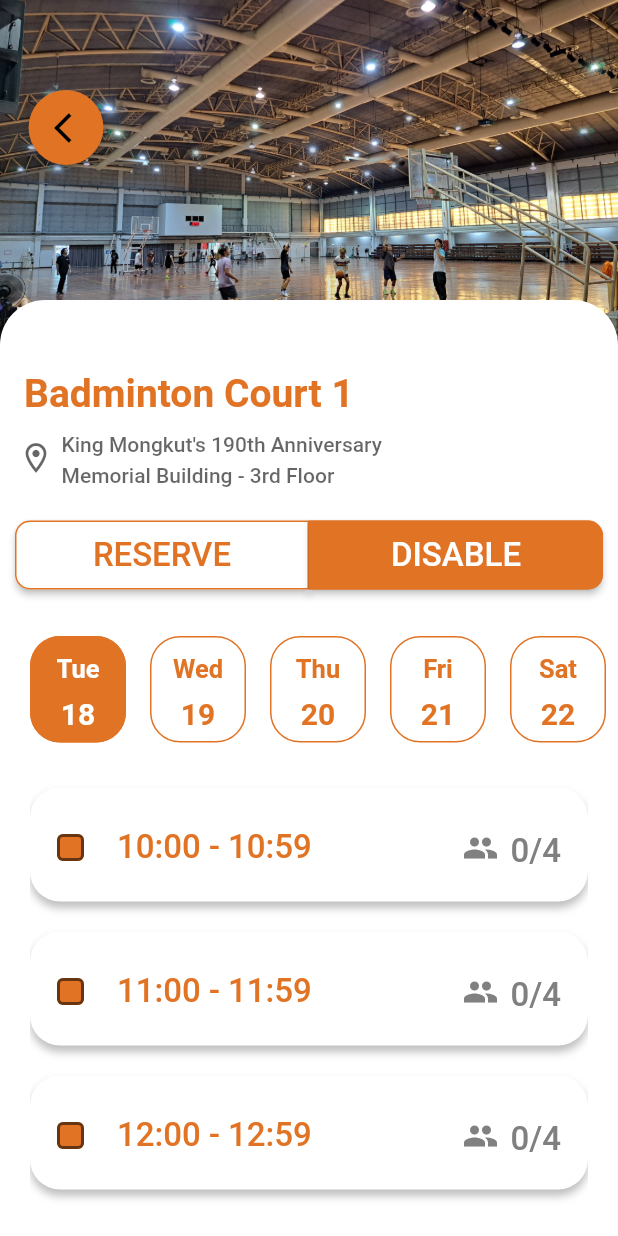
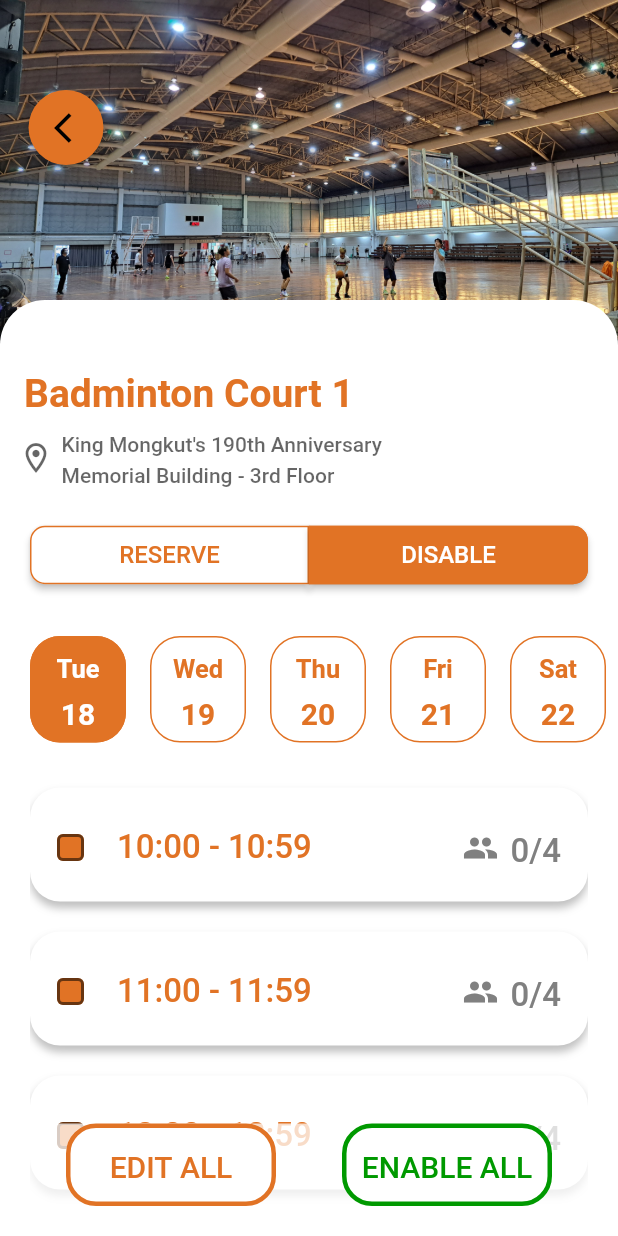
Before and after one commit to jedipw/ModSport, a Flutter app: the ReservationView screen opened directly, after a tap on "DISABLE", on a phone screen of 412 x 824 dp. Run offline on Flutter 3.47's test engine with Material 2 defaults, Android fonts, the phone set to English and light mode, and no system bars; our stand-ins replace firebase_core; accounts and stored records are empty; Roboto replaces fonts that are missing (Poppins).

Commit message:
add editall and enable all to reservation page

```diff
--- a/lib/utilities/reservation/edit_button.dart
+++ b/lib/utilities/reservation/edit_button.dart
@@ -2,7 +2,8 @@ import 'package:flutter/material.dart';
 import 'package:modsport/constants/routes.dart';
 
 class EditButton extends StatelessWidget {
-  const EditButton({Key? key}) : super(key: key);
+  const EditButton({Key? key, required this.isDisableMenu}) : super(key: key);
+  final bool isDisableMenu;
 
   @override
   Widget build(BuildContext context) {
@@ -31,7 +32,10 @@ class EditButton extends StatelessWidget {
           );
         },
 
-        child: const Text(
+        child: Row(
+          mainAxisAlignment: MainAxisAlignment.center,
+          children: [
+            const Text(
               "EDIT", // Set the button text to "Disable"
               style: TextStyle(
                 color: Color(0xFFE17325),
@@ -42,6 +46,21 @@ class EditButton extends StatelessWidget {
                 height: 1.5,
               ),
             ),
+            if (isDisableMenu) ...[
+              const Text(
+                " ALL", // Set the button text to "Disable"
+                style: TextStyle(
+                  color: Color(0xFFE17325),
+                  fontSize: 20,
+                  fontWeight: FontWeight.w500,
+                  fontFamily: 'Poppins',
+                  fontStyle: FontStyle.normal,
+                  height: 1.5,
+                ),
+              ),
+            ]
+          ],
+        ),
       ),
     );
   }
--- a/lib/utilities/reservation/enable_button.dart
+++ b/lib/utilities/reservation/enable_button.dart
@@ -1,7 +1,8 @@
 import 'package:flutter/material.dart';
 
 class EnableButton extends StatelessWidget {
-  const EnableButton({Key? key}) : super(key: key);
+  const EnableButton({Key? key, required this.isDisableMenu}) : super(key: key);
+  final bool isDisableMenu;
 
   @override
   Widget build(BuildContext context) {
@@ -133,7 +134,10 @@ class EnableButton extends StatelessWidget {
             },
           );
         },
-        child: const Text(
+        child: Row(
+          mainAxisAlignment: MainAxisAlignment.center,
+          children: [
+            const Text(
               "ENABLE", // Set the button text to "Disable"
               style: TextStyle(
                 color: Color(0xFF009900),
@@ -144,6 +148,21 @@ class EnableButton extends StatelessWidget {
                 height: 1.5,
               ),
             ),
+            if (isDisableMenu == true) ...[
+              const Text(
+                " ALL", // Set the button text to "Disable"
+                style: TextStyle(
+                  color: Color(0xFF009900),
+                  fontSize: 20,
+                  fontWeight: FontWeight.w500,
+                  fontFamily: 'Poppins',
+                  fontStyle: FontStyle.normal,
+                  height: 1.5,
+                ),
+              ),
+            ]
+          ],
+        ),
       ),
     );
   }
--- a/lib/utilities/reservation/time_slot_disable.dart
+++ b/lib/utilities/reservation/time_slot_disable.dart
@@ -3,19 +3,25 @@ import 'package:modsport/utilities/reservation/typeclass.dart';
 
 typedef CountNumOfReservationCallback = int Function(DateTime startTime);
 typedef OnChangedCallback = void Function(int index, bool? value);
+typedef IsDisableCallback = bool Function(DateTime startTime);
 
 class TimeSlotDisable extends StatefulWidget {
-  const TimeSlotDisable(
-      {super.key,
+  const TimeSlotDisable({
+    super.key,
     required this.reservationDB,
     required this.userReservation,
     required this.countNumOfReservation,
+    required this.disabledReservation,
     required this.selectedTimeSlots,
-      required this.onChanged});
+    required this.onChanged,
+    required this.isDisable,
+  });
+  final List<DateTime> disabledReservation;
   final List<ReservationData> reservationDB;
   final List<UserReservationData> userReservation;
   final CountNumOfReservationCallback countNumOfReservation;
   final List<bool?> selectedTimeSlots;
+  final IsDisableCallback isDisable;
 
   final OnChangedCallback onChanged;
 
@@ -34,7 +40,9 @@ class _TimeSlotDisableState extends State<TimeSlotDisable> {
             widget.countNumOfReservation(widget.reservationDB[index].startTime);
         return GestureDetector(
           onTap: () {
+            if (!widget.isDisable(widget.reservationDB[index].startTime)) {
               widget.onChanged(index, !widget.selectedTimeSlots[index]!);
+            }
           },
           child: Container(
             margin: const EdgeInsets.symmetric(vertical: 10),
@@ -56,7 +64,10 @@ class _TimeSlotDisableState extends State<TimeSlotDisable> {
                   activeColor: const Color(0xFFE17325),
                   value: widget.selectedTimeSlots[index],
                   onChanged: (bool? value) {
+                    if (!widget
+                        .isDisable(widget.reservationDB[index].startTime)) {
                       widget.onChanged(index, value);
+                    }
                   },
                   checkColor: Colors.white,
                   fillColor: MaterialStateProperty.resolveWith<Color?>(
@@ -64,13 +75,13 @@ class _TimeSlotDisableState extends State<TimeSlotDisable> {
                       if (states.contains(MaterialState.disabled)) {
                         return const Color(0xFFE17325);
                       }
-                      return const Color(0xFFE17325);
+                      return widget
+                              .isDisable(widget.reservationDB[index].startTime)
+                          ? const Color(0xFF808080)
+                          : const Color(0xFFE17325);
                     },
                   ),
                   shape: RoundedRectangleBorder(
-                    side: const BorderSide(
-                      color: Color(0xFFE17325),
-                    ),
                     borderRadius: BorderRadius.circular(4.0),
                   ),
                   materialTapTargetSize: MaterialTapTargetSize.shrinkWrap,
@@ -92,12 +103,15 @@ class _TimeSlotDisableState extends State<TimeSlotDisable> {
                       children: [
                         Text(
                           '${widget.reservationDB[index].startTime.toString().substring(11, 16)} - ${widget.reservationDB[index].endTime.toString().substring(11, 16)}',
-                          style: const TextStyle(
+                          style: TextStyle(
                             fontFamily: 'Poppins',
                             fontStyle: FontStyle.normal,
                             fontWeight: FontWeight.w500,
                             fontSize: 22,
-                            color: Color(0xFFE17325),
+                            color: widget.isDisable(
+                                    widget.reservationDB[index].startTime)
+                                ? const Color(0xFF808080)
+                                : const Color(0xFFE17325),
                           ),
                         ),
                         Row(
--- a/lib/views/reservation_view.dart
+++ b/lib/views/reservation_view.dart
@@ -154,8 +154,9 @@ class _ReservationViewState extends State<ReservationView> {
     ];
 
     List<DateTime> disabledReservation = [
-      DateTime(2023, 4, 17, 15, 0, 0),
-      DateTime(2023, 4, 17, 18, 0, 0),
+      DateTime(2023, 4, 18, 15, 0, 0),
+      DateTime(2023, 4, 18, 16, 0, 0),
+      DateTime(2023, 4, 18, 18, 0, 0),
     ];
 
     List<UserReservationData> userReservation = [
@@ -175,6 +176,14 @@ class _ReservationViewState extends State<ReservationView> {
           startTime: DateTime(2023, 4, 17, 17, 0, 0), userId: '12'),
       UserReservationData(
           startTime: DateTime(2023, 4, 17, 17, 0, 0), userId: '12'),
+      UserReservationData(
+          startTime: DateTime(2023, 4, 18, 17, 0, 0), userId: '12'),
+      UserReservationData(
+          startTime: DateTime(2023, 4, 18, 17, 0, 0), userId: '12'),
+      UserReservationData(
+          startTime: DateTime(2023, 4, 18, 17, 0, 0), userId: '12'),
+      UserReservationData(
+          startTime: DateTime(2023, 4, 18, 17, 0, 0), userId: '12'),
     ];
 
     bool isDisable(DateTime startTime) {
@@ -329,8 +338,9 @@ class _ReservationViewState extends State<ReservationView> {
                 const SizedBox(width: 100),
               ],
             ),
+            if (hasRole) ...[
               Container(
-              padding: const EdgeInsets.fromLTRB(10, 20, 10, 0),
+                padding: const EdgeInsets.fromLTRB(20, 20, 20, 0),
                 child: Row(
                   mainAxisAlignment: MainAxisAlignment.center,
                   children: [
@@ -366,7 +376,7 @@ class _ReservationViewState extends State<ReservationView> {
                             fontFamily: 'Poppins',
                             fontStyle: FontStyle.normal,
                             fontWeight: FontWeight.w500,
-                          fontSize: 22,
+                            fontSize: 16,
                             color: isDisableMenu
                                 ? const Color(0xFFE17325)
                                 : Colors.white,
@@ -405,7 +415,7 @@ class _ReservationViewState extends State<ReservationView> {
                             fontFamily: 'Poppins',
                             fontStyle: FontStyle.normal,
                             fontWeight: FontWeight.w500,
-                          fontSize: 22,
+                            fontSize: 16,
                             color: isDisableMenu
                                 ? Colors.white
                                 : const Color(0xFFE17325),
@@ -416,6 +426,7 @@ class _ReservationViewState extends State<ReservationView> {
                   ],
                 ),
               ),
+            ],
 
             const SizedBox(height: 30),
             Row(
@@ -453,6 +464,8 @@ class _ReservationViewState extends State<ReservationView> {
                             countNumOfReservation: countNumOfReservation,
                             reservationDB: reservationDB,
                             selectedTimeSlots: selectedTimeSlots,
+                            disabledReservation: disabledReservation,
+                            isDisable: isDisable,
                             onChanged: (int index, bool? value) {
                               setState(() {
                                 selectedTimeSlots[index] = value;
@@ -684,10 +697,17 @@ class _ReservationViewState extends State<ReservationView> {
                               },
                             ),
                           if (hasRole) ...[
-                            if (isDisable(
-                                reservationDB[selectedTimeSlot].startTime)) ...[
-                              const EditButton(),
-                              const EnableButton(),
+                            if (isDisable(reservationDB[selectedTimeSlot]
+                                    .startTime) ||
+                                (isDisableMenu == true &&
+                                    selectedTimeSlots
+                                        .every((element) => element == false) &&
+                                    reservationDB.any((reservation) {
+                                      return disabledReservation
+                                          .contains(reservation.startTime);
+                                    }))) ...[
+                              EditButton(isDisableMenu: isDisableMenu),
+                              EnableButton(isDisableMenu: isDisableMenu),
                             ] else if (!selectedTimeSlots
                                     .every((element) => element == false) ||
                                 isDisableMenu == false) ...[
```
Lines whose indentation alone changed are shown as unchanged.
